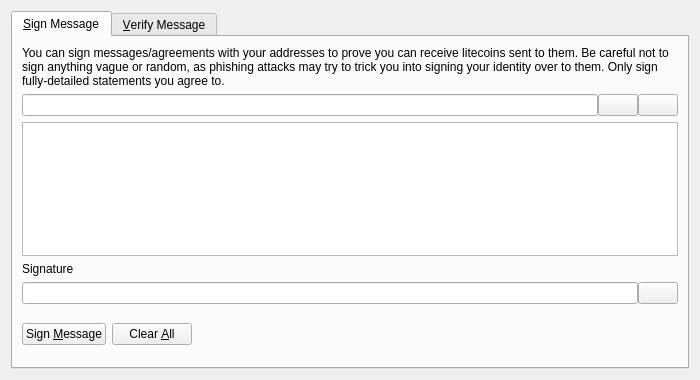
This is src/qt/forms/signverifymessagedialog.ui in jcooper036/garrycoin as Qt 5 draws it before an edit. The edited form follows.
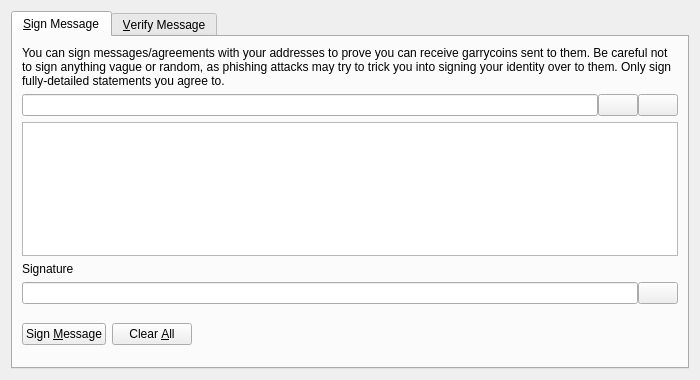
This is the edited form. Icons and pictures are not drawn. Custom widgets are drawn as their Qt base class.

Commit message: renames from litecoin base to garry coin base

What changed in the file:
```diff
--- a/src/qt/forms/signverifymessagedialog.ui
+++ b/src/qt/forms/signverifymessagedialog.ui
@@ -30,7 +30,7 @@
        <item>
         <widget class="QLabel" name="infoLabel_SM">
          <property name="text">
-          <string>You can sign messages/agreements with your addresses to prove you can receive litecoins sent to them. Be careful not to sign anything vague or random, as phishing attacks may try to trick you into signing your identity over to them. Only sign fully-detailed statements you agree to.</string>
+          <string>You can sign messages/agreements with your addresses to prove you can receive garrycoins sent to them. Be careful not to sign anything vague or random, as phishing attacks may try to trick you into signing your identity over to them. Only sign fully-detailed statements you agree to.</string>
          </property>
          <property name="textFormat">
           <enum>Qt::PlainText</enum>
```
Left out of the diff: 8 changed lines with no effect on the pictures. The commit also changes 304 other files.
